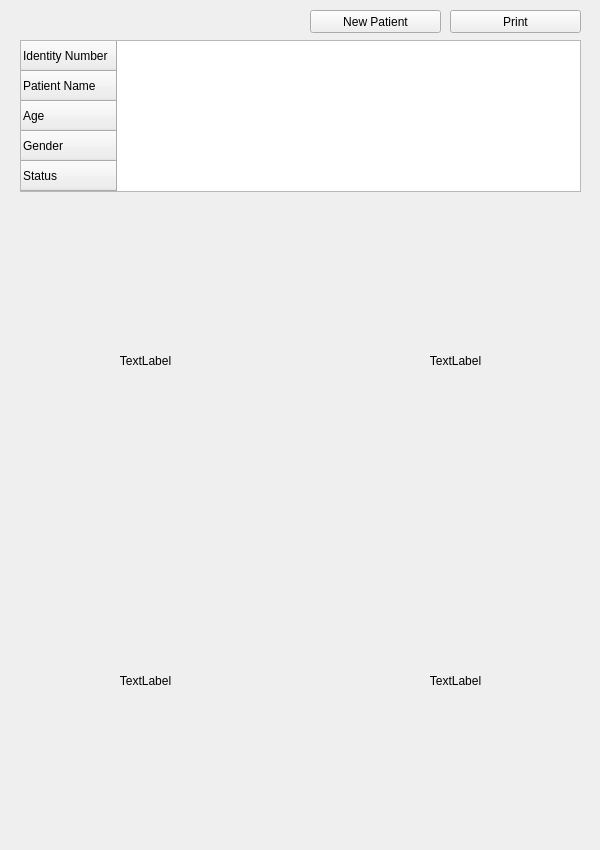
Above: display_information_python.ui from turkaf/Digital-Image-Processing-Project before the change. Below: the same form after it.
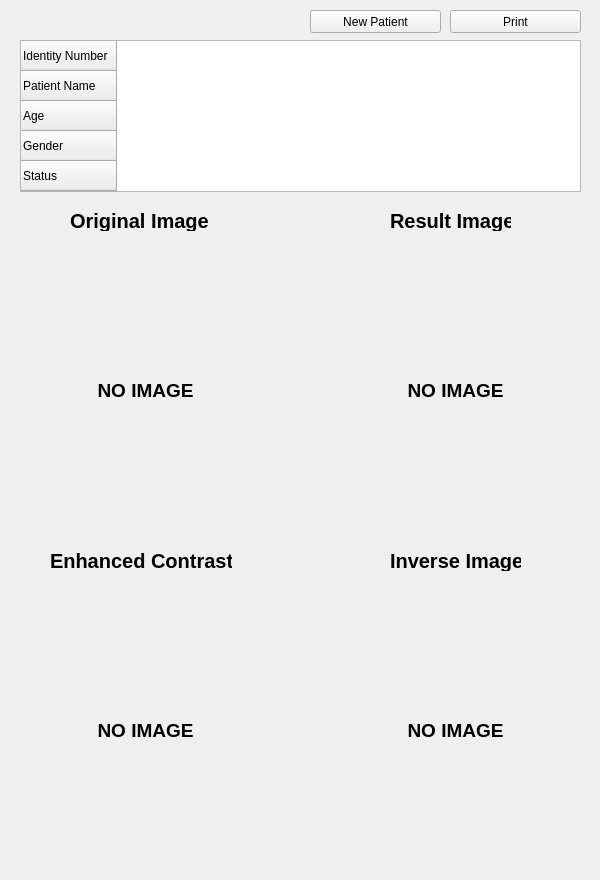
That is the form after the change.

Commit message: Inverse transformation applied

What changed in the file:
```diff
--- a/display_information_python.ui
+++ b/display_information_python.ui
@@ -7,7 +7,7 @@
     <x>0</x>
     <y>0</y>
     <width>600</width>
-    <height>850</height>
+    <height>880</height>
    </rect>
   </property>
   <property name="windowTitle">
@@ -52,13 +52,20 @@
    <property name="geometry">
     <rect>
      <x>20</x>
-     <y>220</y>
+     <y>250</y>
      <width>251</width>
      <height>281</height>
     </rect>
    </property>
+   <property name="font">
+    <font>
+     <pointsize>14</pointsize>
+     <weight>75</weight>
+     <bold>true</bold>
+    </font>
+   </property>
    <property name="text">
-    <string>TextLabel</string>
+    <string>NO IMAGE</string>
    </property>
    <property name="alignment">
     <set>Qt::AlignCenter</set>
@@ -68,13 +75,20 @@
    <property name="geometry">
     <rect>
      <x>330</x>
-     <y>220</y>
+     <y>250</y>
      <width>251</width>
      <height>281</height>
     </rect>
    </property>
+   <property name="font">
+    <font>
+     <pointsize>14</pointsize>
+     <weight>75</weight>
+     <bold>true</bold>
+    </font>
+   </property>
    <property name="text">
-    <string>TextLabel</string>
+    <string>NO IMAGE</string>
    </property>
    <property name="alignment">
     <set>Qt::AlignCenter</set>
@@ -84,13 +98,20 @@
    <property name="geometry">
     <rect>
      <x>20</x>
-     <y>540</y>
+     <y>590</y>
      <width>251</width>
      <height>281</height>
     </rect>
    </property>
+   <property name="font">
+    <font>
+     <pointsize>14</pointsize>
+     <weight>75</weight>
+     <bold>true</bold>
+    </font>
+   </property>
    <property name="text">
-    <string>TextLabel</string>
+    <string>NO IMAGE</string>
    </property>
    <property name="alignment">
     <set>Qt::AlignCenter</set>
@@ -100,13 +121,20 @@
    <property name="geometry">
     <rect>
      <x>330</x>
-     <y>540</y>
+     <y>590</y>
      <width>251</width>
      <height>281</height>
     </rect>
    </property>
+   <property name="font">
+    <font>
+     <pointsize>14</pointsize>
+     <weight>75</weight>
+     <bold>true</bold>
+    </font>
+   </property>
    <property name="text">
-    <string>TextLabel</string>
+    <string>NO IMAGE</string>
    </property>
    <property name="alignment">
     <set>Qt::AlignCenter</set>
@@ -138,6 +166,90 @@
     <string>New Patient</string>
    </property>
   </widget>
+  <widget class="QLabel" name="label">
+   <property name="geometry">
+    <rect>
+     <x>70</x>
+     <y>210</y>
+     <width>141</width>
+     <height>21</height>
+    </rect>
+   </property>
+   <property name="font">
+    <font>
+     <family>MS Sans Serif</family>
+     <pointsize>15</pointsize>
+     <weight>75</weight>
+     <bold>true</bold>
+    </font>
+   </property>
+   <property name="text">
+    <string>Original Image</string>
+   </property>
+  </widget>
+  <widget class="QLabel" name="label_2">
+   <property name="geometry">
+    <rect>
+     <x>390</x>
+     <y>210</y>
+     <width>121</width>
+     <height>21</height>
+    </rect>
+   </property>
+   <property name="font">
+    <font>
+     <family>MS Sans Serif</family>
+     <pointsize>15</pointsize>
+     <weight>75</weight>
+     <bold>true</bold>
+    </font>
+   </property>
+   <property name="text">
+    <string>Result Image</string>
+   </property>
+  </widget>
+  <widget class="QLabel" name="label_3">
+   <property name="geometry">
+    <rect>
+     <x>50</x>
+     <y>550</y>
+     <width>182</width>
+     <height>21</height>
+    </rect>
+   </property>
+   <property name="font">
+    <font>
+     <family>MS Sans Serif</family>
+     <pointsize>15</pointsize>
+     <weight>75</weight>
+     <bold>true</bold>
+    </font>
+   </property>
+   <property name="text">
+    <string>Enhanced Contrast</string>
+   </property>
+  </widget>
+  <widget class="QLabel" name="label_4">
+   <property name="geometry">
+    <rect>
+     <x>390</x>
+     <y>550</y>
+     <width>131</width>
+     <height>21</height>
+    </rect>
+   </property>
+   <property name="font">
+    <font>
+     <family>MS Sans Serif</family>
+     <pointsize>15</pointsize>
+     <weight>75</weight>
+     <bold>true</bold>
+    </font>
+   </property>
+   <property name="text">
+    <string>Inverse Image</string>
+   </property>
+  </widget>
  </widget>
  <resources/>
  <connections/>
```
The commit also changes 4 other files.
